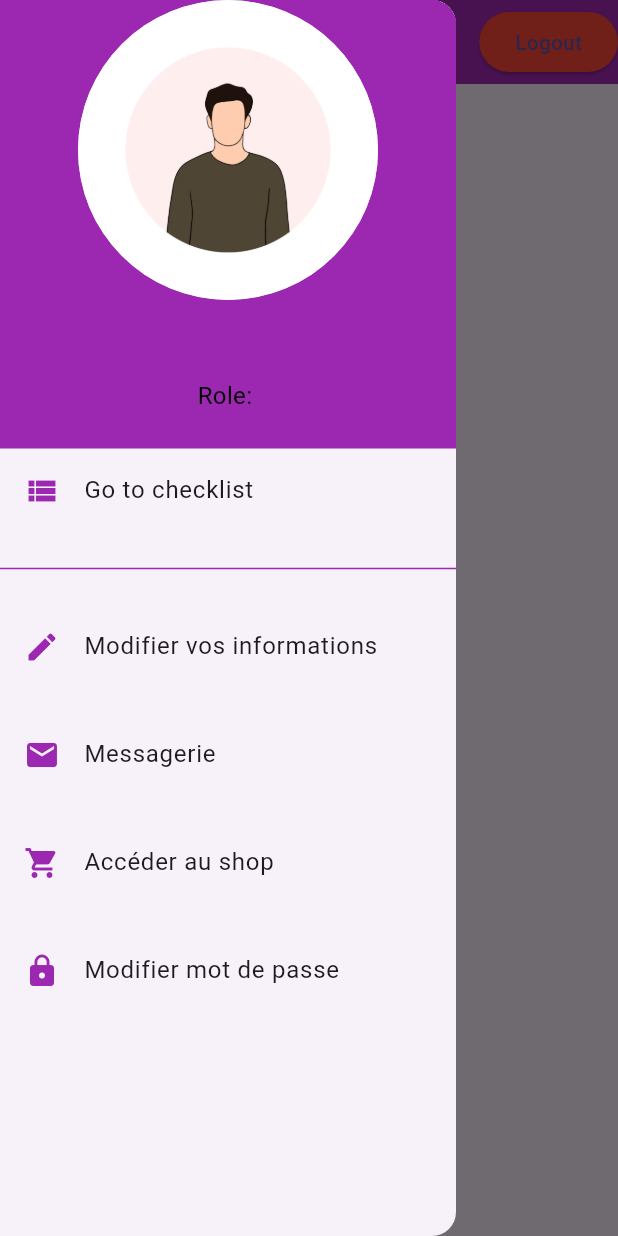
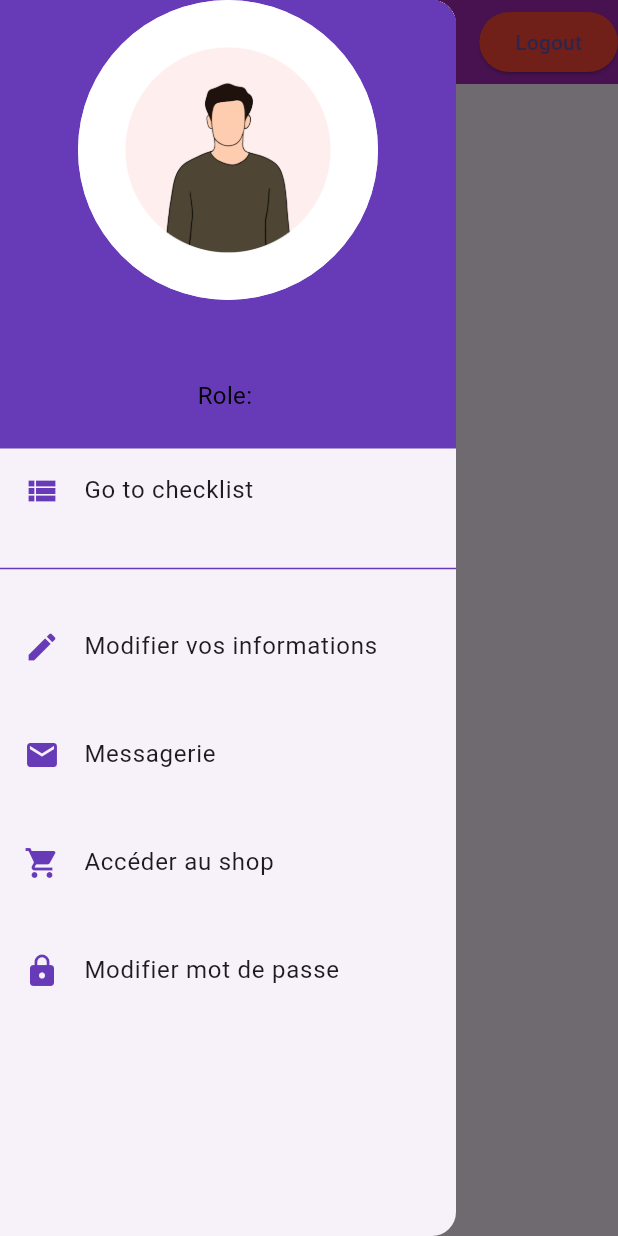
Before and after one commit to GroupeSedimat/Flutter_camion_controle_application, a Flutter app: the BasePage screen opened directly with empty values, with the side drawer open, on a phone screen of 412 x 824 dp. Run offline on Flutter 3.47's test engine with Material 3 defaults, Android fonts, the light colour scheme and no system bars; our stand-ins replace cloud_firestore, dio, firebase_auth, firebase_core, firebase_storage, flutter_spinkit and 3 more; missing offline and left inert: open_document; accounts and stored records are empty.

Commit message:
editing frontend

```diff
--- a/lib/models/menu.dart
+++ b/lib/models/menu.dart
@@ -51,7 +51,7 @@
   );
 
   Widget buildHeader(BuildContext context) => Material(
-    color: Colors.purple,
+    color: Colors.deepPurple,
     child: InkWell(
       onTap: () {
         Navigator.pop(context);
@@ -114,7 +114,7 @@
       //   },
       // ),
       ListTile(
-        leading: const Icon(Icons.view_list, color: Colors.purple),
+        leading: const Icon(Icons.view_list, color: Colors.deepPurple),
         title: const Text('Go to checklist'),
         onTap: () {
           Navigator.pop(context);
@@ -123,7 +123,7 @@
       ),
       if (role == 'user')
       ListTile(
-        leading: const Icon(Icons.picture_as_pdf, color: Colors.purple),
+        leading: const Icon(Icons.picture_as_pdf, color: Colors.deepPurple),
         title: const Text('Go to PDF list'),
         onTap: () {
           Navigator.pop(context);
@@ -132,7 +132,7 @@
       ),
       if (role == 'admin' || role == 'superadmin' )
       ListTile(
-        leading: const Icon(Icons.picture_as_pdf, color: Colors.purple),
+        leading: const Icon(Icons.picture_as_pdf, color: Colors.deepPurple),
         title: const Text('Go to admins PDF list new'),
         onTap: () {
           Navigator.pop(context);
@@ -141,7 +141,7 @@
       ),
       if (role == 'admin' || role == 'superadmin' )
       ListTile(
-        leading: const Icon(Icons.picture_as_pdf, color: Colors.purple),
+        leading: const Icon(Icons.picture_as_pdf, color: Colors.deepPurple),
         title: const Text('Go to admins Company list'),
         onTap: () {
           Navigator.pop(context);
@@ -149,10 +149,10 @@
         },
       ),
 
-      const Divider(color: Colors.purple),
+      const Divider(color: Colors.deepPurple),
 
       ListTile(
-        leading: const Icon(Icons.edit, color: Colors.purple),
+        leading: const Icon(Icons.edit, color: Colors.deepPurple),
         title: const Text('Modifier vos informations'),
         onTap: () {
           Navigator.pop(context);
@@ -160,7 +160,7 @@
         },
       ),
       ListTile(
-        leading: const Icon(Icons.mail, color: Colors.purple),
+        leading: const Icon(Icons.mail, color: Colors.deepPurple),
         title: const Text('Messagerie'),
         onTap: () {
           Navigator.pop(context);
@@ -168,14 +168,14 @@
         },
       ),
       ListTile(
-        leading: const Icon(Icons.shopping_cart, color: Colors.purple),
+        leading: const Icon(Icons.shopping_cart, color: Colors.deepPurple),
         title: const Text('Accéder au shop'),
         onTap: () {
           Navigator.pop(context);
         },
       ),
       ListTile(
-        leading: const Icon(Icons.lock, color: Colors.purple),
+        leading: const Icon(Icons.lock, color: Colors.deepPurple),
         title: const Text('Modifier mot de passe'),
         onTap: () {
           Navigator.pop(context);
@@ -193,7 +193,7 @@
         ),
       if (role == 'superadmin' )
         ListTile(
-          leading: const Icon(Icons.man_3_outlined, color: Colors.purple),
+          leading: const Icon(Icons.man_3_outlined, color: Colors.deepPurple),
           title: const Text('Page du super admin'),
           onTap: () {
             Navigator.pop(context);
--- a/lib/pages/welcome_page.dart
+++ b/lib/pages/welcome_page.dart
@@ -54,7 +54,7 @@
                   height: h * 0.3,
                   decoration: BoxDecoration(
                     gradient: LinearGradient(
-                      colors: [Colors.purple, Colors.deepPurpleAccent],
+                      colors: [Colors.purple, Colors.deepPurple],
                       begin: Alignment.topCenter,
                       end: Alignment.bottomCenter,
                     ),
@@ -138,7 +138,7 @@
       padding: const EdgeInsets.symmetric(horizontal: 40.0),
       child: ElevatedButton.icon(
         style: ElevatedButton.styleFrom(
-          foregroundColor: Colors.white, backgroundColor: Colors.purple,
+          foregroundColor: Colors.white, backgroundColor: Colors.deepPurple,
           minimumSize: const Size(double.infinity, 50),
           shape: RoundedRectangleBorder(
             borderRadius: BorderRadius.circular(30),
```
